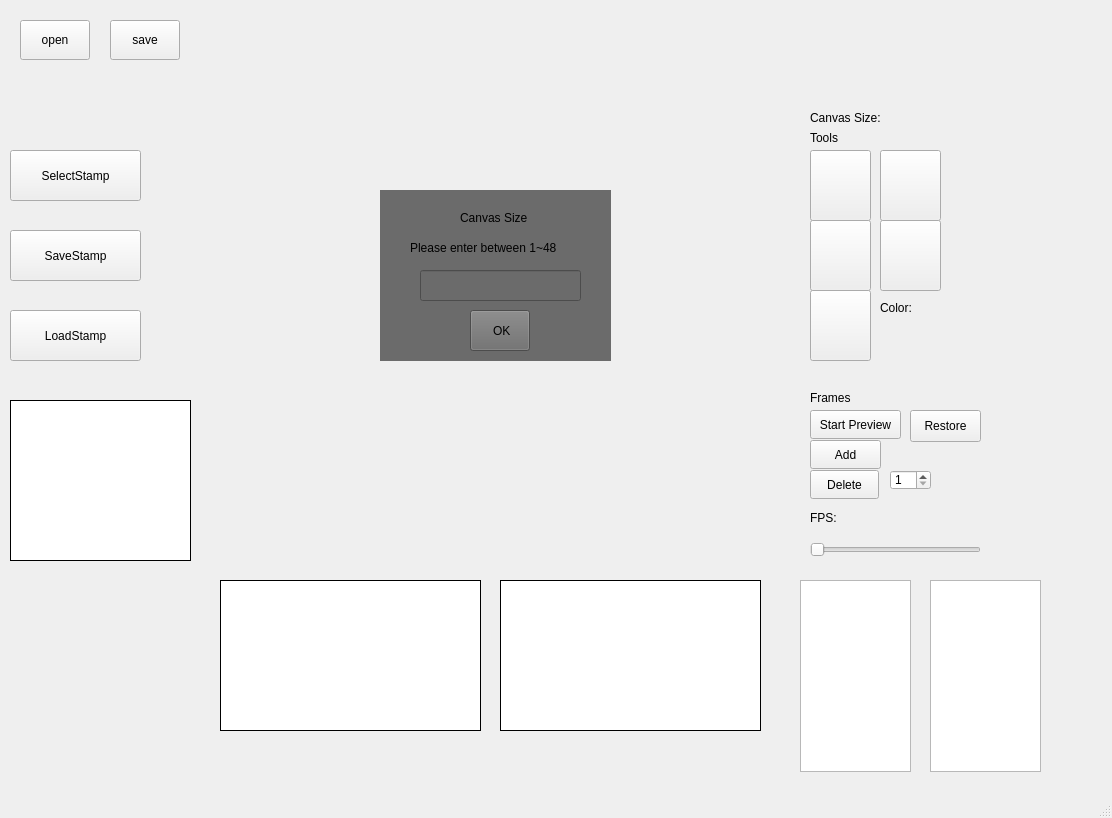
Before: the Qt Designer form sprite-editor/mainwindow.ui in University-of-Utah-CS3505/a8-sprite-editor-f24-ZYTW, drawn with Qt 5.
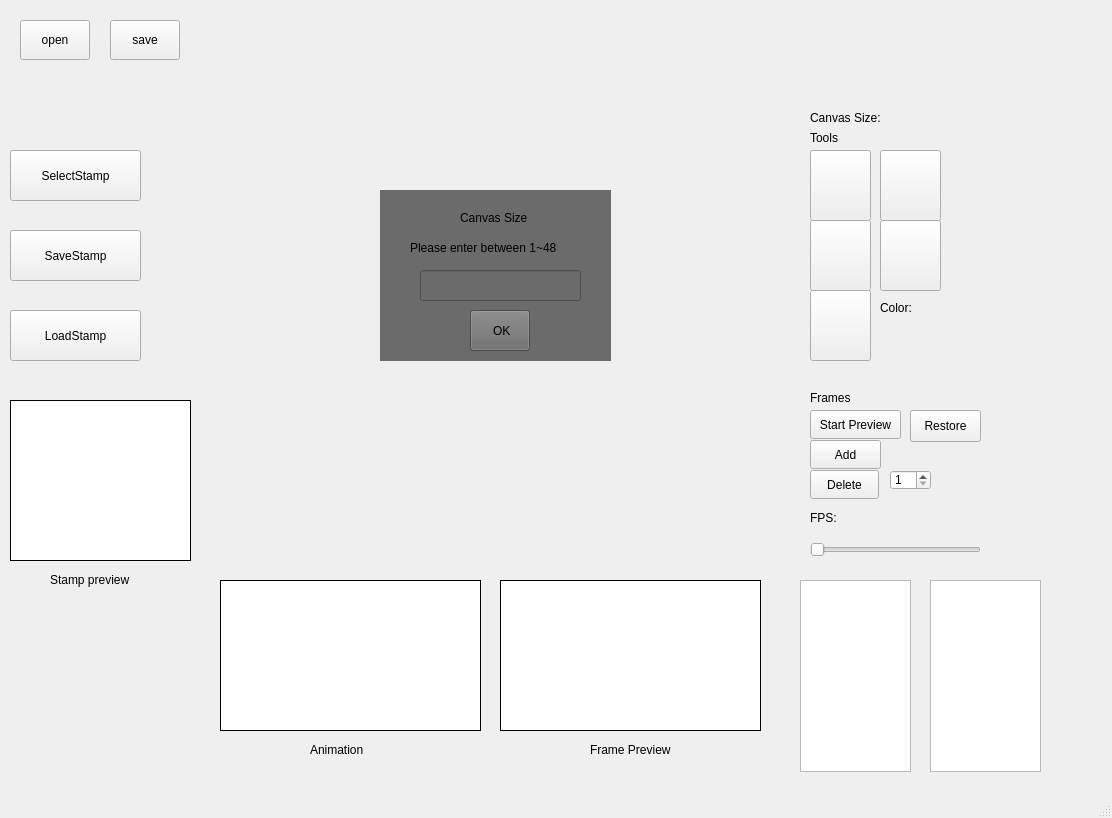
After: the same form once the commit is applied. Icons and pictures are not drawn. Custom widgets are drawn as their Qt base class.

Diff of the .ui file:
```diff
--- a/sprite-editor/mainwindow.ui
+++ b/sprite-editor/mainwindow.ui
@@ -320,7 +320,7 @@
     <property name="geometry">
      <rect>
       <x>880</x>
-      <y>380</y>
+      <y>330</y>
       <width>61</width>
       <height>31</height>
      </rect>
@@ -511,6 +511,45 @@
      <string>SelectStamp</string>
     </property>
    </widget>
+   <widget class="QLabel" name="label">
+    <property name="geometry">
+     <rect>
+      <x>50</x>
+      <y>570</y>
+      <width>101</width>
+      <height>20</height>
+     </rect>
+    </property>
+    <property name="text">
+     <string>Stamp preview</string>
+    </property>
+   </widget>
+   <widget class="QLabel" name="label_2">
+    <property name="geometry">
+     <rect>
+      <x>310</x>
+      <y>740</y>
+      <width>71</width>
+      <height>20</height>
+     </rect>
+    </property>
+    <property name="text">
+     <string>Animation</string>
+    </property>
+   </widget>
+   <widget class="QLabel" name="label_3">
+    <property name="geometry">
+     <rect>
+      <x>590</x>
+      <y>740</y>
+      <width>101</width>
+      <height>20</height>
+     </rect>
+    </property>
+    <property name="text">
+     <string>Frame Preview</string>
+    </property>
+   </widget>
   </widget>
   <widget class="QMenuBar" name="menubar">
    <property name="geometry">
```
